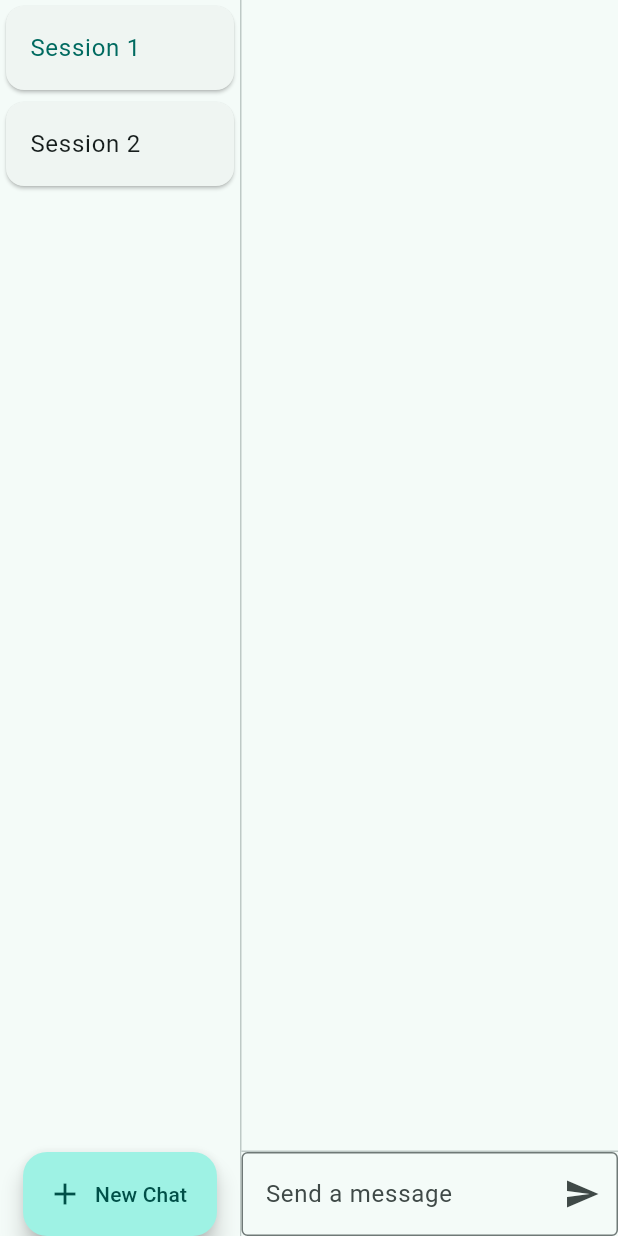
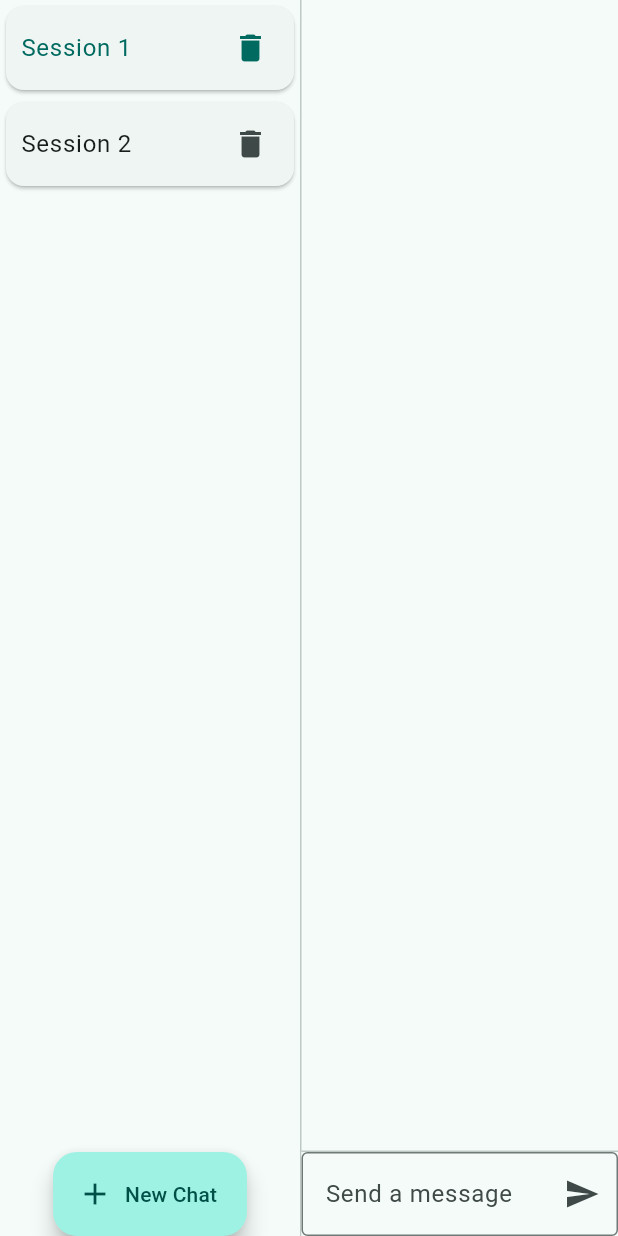
Before and after one commit to crazytan/ChatMaster, a Flutter app: the screen it shows after launch, on a phone screen of 412 x 824 dp. Run offline on Flutter 3.47's test engine with Material 2 defaults, Android fonts, the phone set to English and light mode, and no system bars; our stand-ins replace envied; missing offline and left inert: dart_openai; generated files the repository leaves out were written again.

Commit message:
Add delete session button.

```diff
--- a/lib/main.dart
+++ b/lib/main.dart
@@ -38,8 +38,7 @@ class MultiSessionChatScreen extends StatelessWidget {
 
   @override
   Widget build(BuildContext context) {
-    return Consumer<ChatModel>(
-      builder: (context, chatModel, _) => Scaffold(
+    return Scaffold(
       body: Row(
         children: [
           SessionList(textInputFocusNode: _textInputFocusNode),
@@ -49,7 +48,6 @@ class MultiSessionChatScreen extends StatelessWidget {
           ),
         ],
       ),
-      ),
     );
   }
 }
--- a/lib/session_list.dart
+++ b/lib/session_list.dart
@@ -18,7 +18,7 @@ class SessionList extends StatelessWidget {
 
   Widget sizedBox(BuildContext context, ChatModel chatModel) {
     return SizedBox(
-      width: 160.0,
+      width: 200.0,
       child: Column(
         children: [
           Expanded(
@@ -34,7 +34,12 @@ class SessionList extends StatelessWidget {
                       chatModel.setActiveSession(index);
                       FocusScope.of(context).requestFocus(_textInputFocusNode);
                     },
-                ),
+                    contentPadding: const EdgeInsets.only(left: 10, right: 5, top: 0, bottom: 0),
+                    // visualDensity: VisualDensity(horizontal: -4),
+                    trailing: IconButton(
+                      onPressed: () => chatModel.deleteSession(index),
+                      icon: const Icon(Icons.delete),
+                    )),
               ),
             ),
           ),
```
Also changed, not shown: lib/chat_model.dart (+19 -11 lines), lib/chat_screen.dart (+13 -13 lines). Lines whose indentation alone changed are shown as unchanged.
